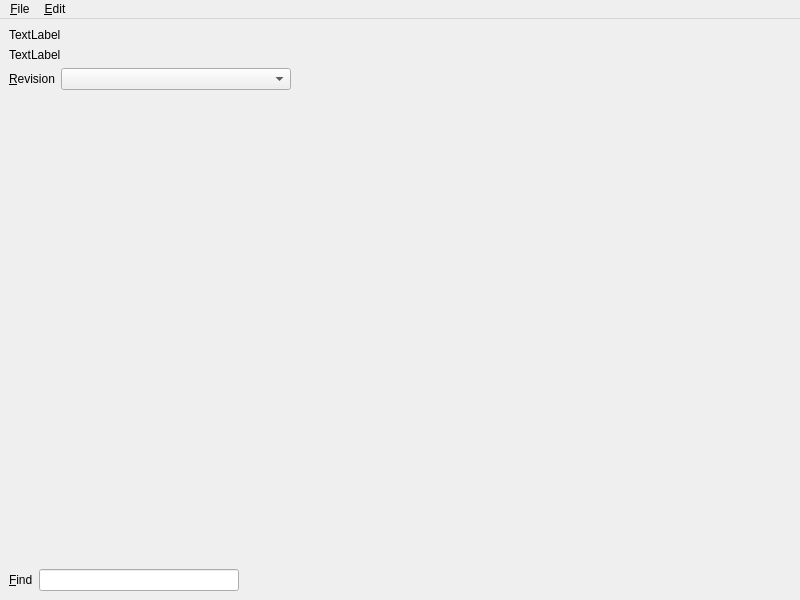
The window that branches/trunk/GoldBug-UI/spot-on-pageviewer.ui (textbrowser/spot-on) describes before a commit, drawn with Qt 5.
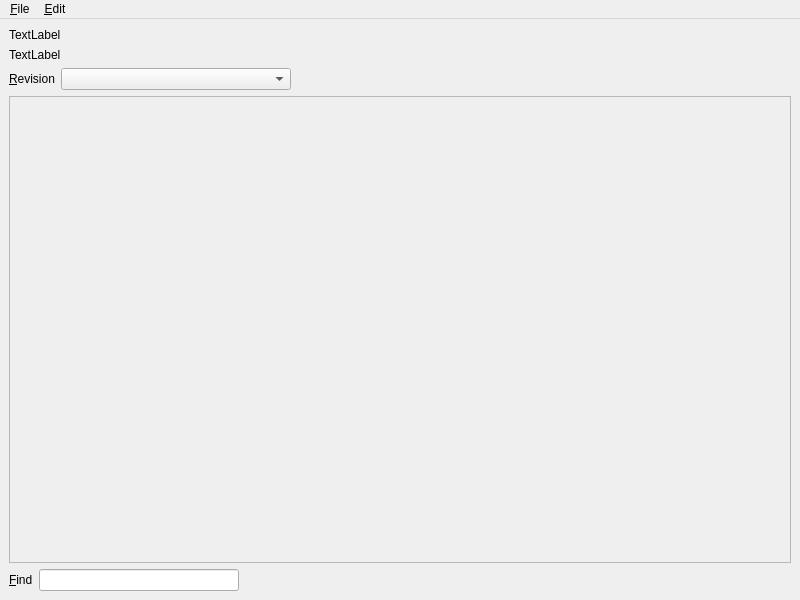
The same window after the commit. Icons and pictures are not drawn.

Commit message: Retain RSS window geometry.

```diff
--- a/branches/trunk/GoldBug-UI/spot-on-pageviewer.ui
+++ b/branches/trunk/GoldBug-UI/spot-on-pageviewer.ui
@@ -84,6 +84,12 @@
         <verstretch>0</verstretch>
        </sizepolicy>
       </property>
+      <property name="frameShape">
+       <enum>QFrame::StyledPanel</enum>
+      </property>
+      <property name="frameShadow">
+       <enum>QFrame::Sunken</enum>
+      </property>
       <layout class="QVBoxLayout" name="verticalLayout_3">
        <property name="spacing">
         <number>0</number>
```
The commit also changes 2 other files.
